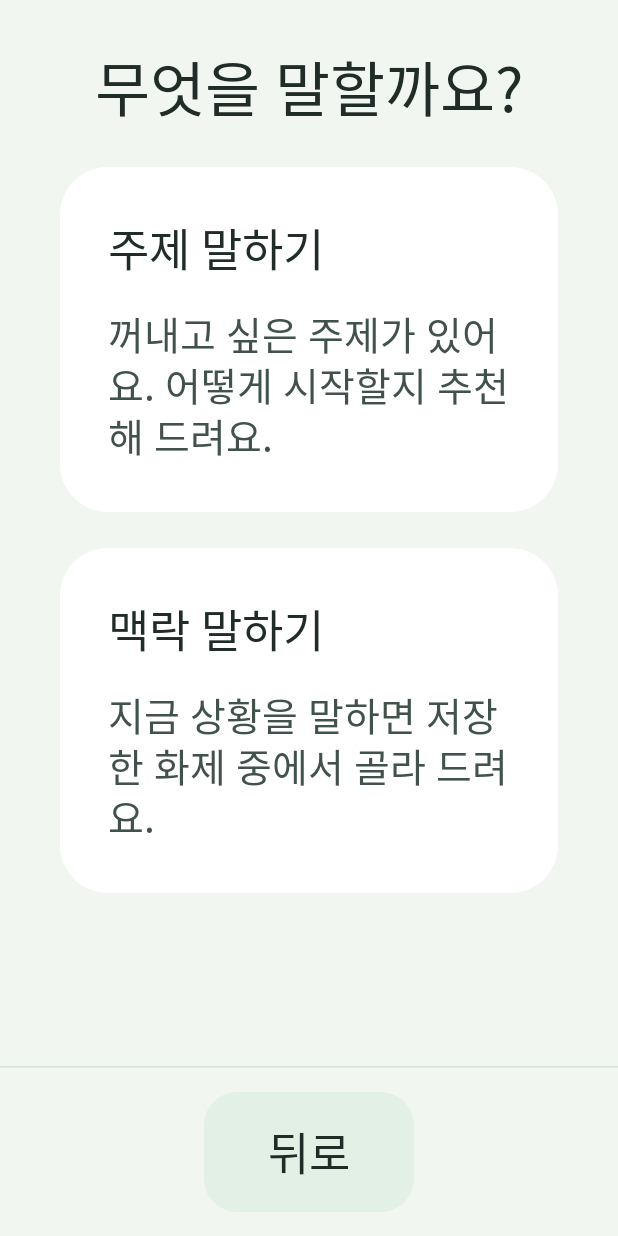
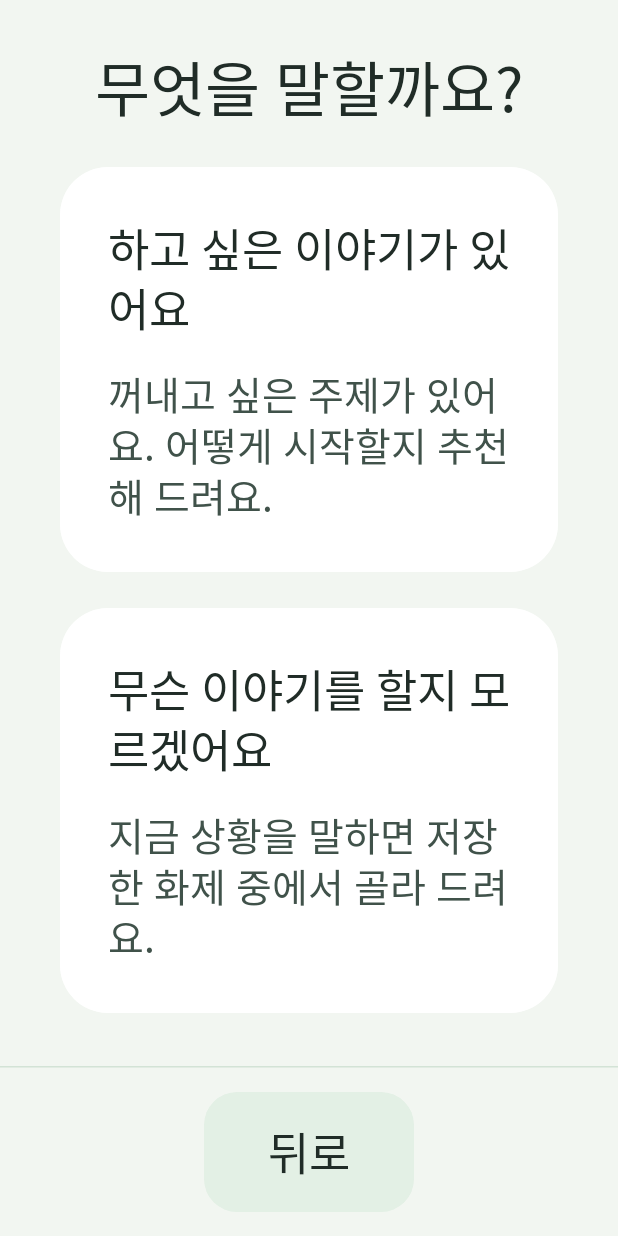
Before and after one commit to kanghwayuri/SAIGIL, an Android app built with Jetpack Compose: the composable ChooseInputScreen shown on its own in the app's theme, on a phone screen of 412 x 824 dp. Run offline under Robolectric (Android 15) with nearby library versions, the phone set to English and light mode, and no system bars; Roboto replaces fonts that are not available here.

Commit message:
ux: name the two recommend inputs by how the user feels
"주제 말하기" and "맥락 말하기" described the input, not the user's
situation. The choices now read "하고 싶은 이야기가 있어요" and
"무슨 이야기를 할지 모르겠어요"; the descriptions stay as they were.

```diff
--- a/app/src/main/res/values/strings.xml
+++ b/app/src/main/res/values/strings.xml
@@ -71,9 +71,9 @@
     <string name="relation_change">관계 바꾸기</string>
 
     <string name="input_title">무엇을 말할까요?</string>
-    <string name="input_topic">주제 말하기</string>
+    <string name="input_topic">하고 싶은 이야기가 있어요</string>
     <string name="input_topic_body">꺼내고 싶은 주제가 있어요. 어떻게 시작할지 추천해 드려요.</string>
-    <string name="input_context">맥락 말하기</string>
+    <string name="input_context">무슨 이야기를 할지 모르겠어요</string>
     <string name="input_context_body">지금 상황을 말하면 저장한 화제 중에서 골라 드려요.</string>
 
     <string name="listen_topic_title">어떤 주제로 이야기하고 싶나요?</string>
```
